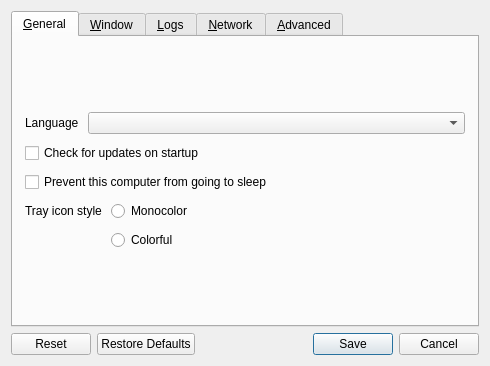
Old version of the form src/lib/gui/dialogs/SettingsDialog.ui in the repository deskflow/deskflow.
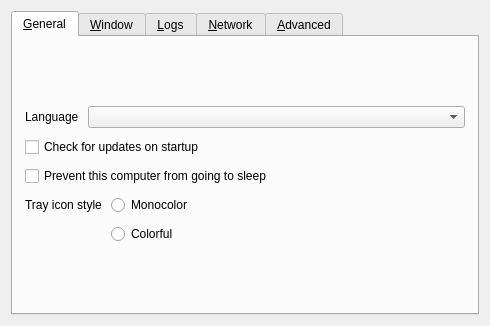
New version of the form. Icons and pictures are not drawn.

Commit message: feat: use new SettingsDialogButtonBox for SettingsDialog

```diff
--- a/src/lib/gui/dialogs/SettingsDialog.ui
+++ b/src/lib/gui/dialogs/SettingsDialog.ui
@@ -7,7 +7,7 @@
     <x>0</x>
     <y>0</y>
     <width>490</width>
-    <height>366</height>
+    <height>326</height>
    </rect>
   </property>
   <property name="sizePolicy">
@@ -864,16 +864,6 @@
      </widget>
     </widget>
    </item>
-   <item>
-    <widget class="QDialogButtonBox" name="buttonBox">
-     <property name="orientation">
-      <enum>Qt::Orientation::Horizontal</enum>
-     </property>
-     <property name="standardButtons">
-      <set>QDialogButtonBox::StandardButton::Cancel|QDialogButtonBox::StandardButton::Reset|QDialogButtonBox::StandardButton::RestoreDefaults|QDialogButtonBox::StandardButton::Save</set>
-     </property>
-    </widget>
-   </item>
   </layout>
  </widget>
  <resources/>
```
The commit also changes 13 other files.
